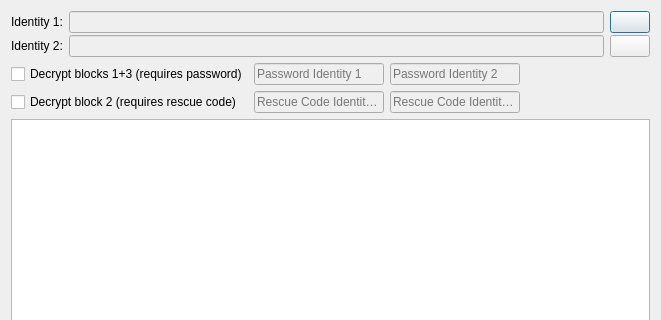
Above: ui/diffdialog.ui from sqrldev/IdTool before the change; both pictures show x 0 to 661 and y 0 to 320 of the 661 by 462 pixel window. Below: the same form after it.
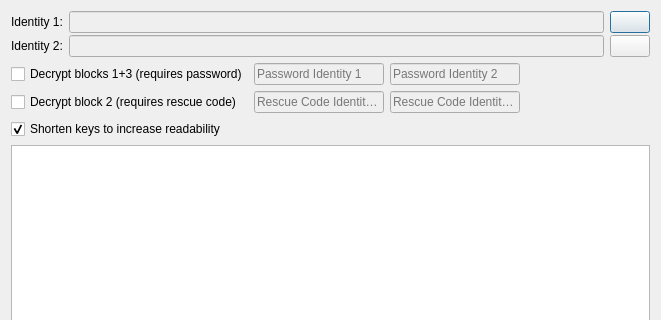
That is the form after the change. Icons and pictures are not drawn.

Commit message: Add support for shortening keys in diff table

Patch:
```diff
--- a/ui/diffdialog.ui
+++ b/ui/diffdialog.ui
@@ -282,6 +282,16 @@
      </item>
     </layout>
    </item>
+   <item>
+    <widget class="QCheckBox" name="chk_ShortenKeys">
+     <property name="text">
+      <string>Shorten keys to increase readability</string>
+     </property>
+     <property name="checked">
+      <bool>true</bool>
+     </property>
+    </widget>
+   </item>
    <item>
     <widget class="QTextEdit" name="txt_Diff">
      <property name="lineWrapMode">
```
The commit also changes 2 other files.
